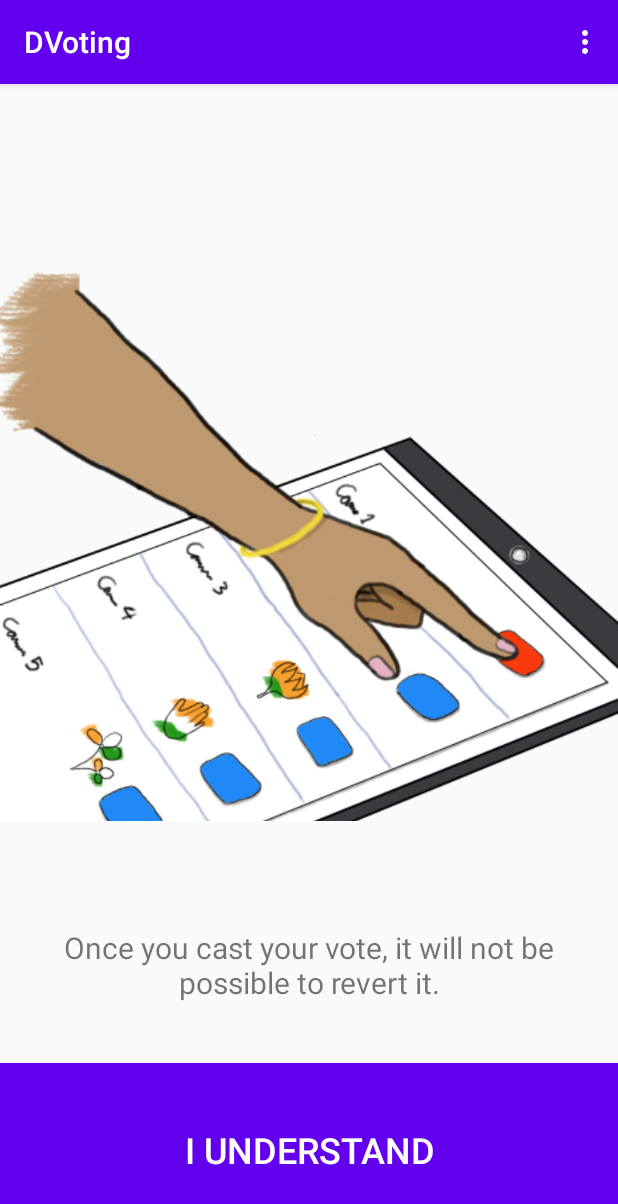
After one commit to arjunm8/democratized-evoting-system, an Android app: the TutFragment screen opened through its navigation route, on a phone screen of 412 x 824 dp. The commit adds this screen. Shown: the top 1204 px of the screen. Run offline under Robolectric (Android 15) with nearby library versions, the phone set to English and light mode, and no system bars; our stand-ins replace Volley.

Commit message:
closed loop on client app poc

```diff
--- a/client_app_prototype/app/src/main/AndroidManifest.xml
+++ b/client_app_prototype/app/src/main/AndroidManifest.xml
@@ -27,7 +27,7 @@
             <category android:name="android.intent.category.LAUNCHER" />
         </intent-filter>
         </activity>
-        <activity android:name=".image_uploader"
+        <activity android:name=".ImageUploader"
             android:theme="@style/AppTheme.NoActionBar"/>
         <activity
             android:name=".MainActivity"
--- a/client_app_prototype/app/src/main/java/com/technarcs/ccsms/dvoting/FirstFragment.java
+++ b/client_app_prototype/app/src/main/java/com/technarcs/ccsms/dvoting/FirstFragment.java
@@ -29,7 +29,6 @@ import androidx.cardview.widget.CardView;
 import androidx.fragment.app.Fragment;
 import androidx.navigation.fragment.NavHostFragment;
 
-import static android.content.Context.USER_SERVICE;
 import static com.technarcs.ccsms.dvoting.MainActivity.USER_ID;
 import static com.technarcs.ccsms.dvoting.MainActivity.USER_SERVICE_URL;
 import static com.technarcs.ccsms.dvoting.MainActivity.queue;
@@ -74,7 +73,7 @@ public class FirstFragment extends Fragment {
         view.findViewById(R.id.docverifycard).setOnClickListener(new View.OnClickListener() {
             @Override
             public void onClick(View view) {
-                Intent i = new Intent(getContext(),image_uploader.class);
+                Intent i = new Intent(getContext(), ImageUploader.class);
                 startActivity(i);
                 docv = true;
             }
@@ -84,7 +83,7 @@ public class FirstFragment extends Fragment {
         face.setOnClickListener(new View.OnClickListener() {
             @Override
             public void onClick(View view) {
-                Intent i = new Intent(getContext(),image_uploader.class);
+                Intent i = new Intent(getContext(), ImageUploader.class);
                 startActivity(i);
                 facev = true;
             }
@@ -138,12 +137,12 @@ public class FirstFragment extends Fragment {
                         try {
                             JSONObject obj = new JSONObject(response);
                             USER_ID = obj.getString("id");
-                            Toast.makeText(getActivity(), "User Created: "+obj.getString("id"), Toast.LENGTH_LONG).show();
+                            Toast.makeText(getActivity(), "User Created: "+obj.getString("id"), Toast.LENGTH_SHORT).show();
                         } catch (JSONException e) {
                             e.printStackTrace();
                         }finally {
                             NavHostFragment.findNavController(FirstFragment.this)
-                                    .navigate(R.id.action_FirstFragment_to_SecondFragment);
+                                    .navigate(R.id.action_FirstFragment_to_TutFragment);
                         }
 
                     }
--- a/client_app_prototype/app/src/main/java/com/technarcs/ccsms/dvoting/image_uploader.java
+++ b/client_app_prototype/app/src/main/java/com/technarcs/ccsms/dvoting/ImageUploader.java
@@ -36,7 +36,7 @@ import androidx.appcompat.app.AppCompatActivity;
 import static com.technarcs.ccsms.dvoting.MainActivity.MEDIA_SERVICE_URL;
 import static com.technarcs.ccsms.dvoting.MainActivity.queue;
 
-public class image_uploader extends AppCompatActivity {
+public class ImageUploader extends AppCompatActivity {
 
     private static final int REQUEST_CAPTURE_IMAGE = 100;
 
--- a/client_app_prototype/app/src/main/java/com/technarcs/ccsms/dvoting/SecondFragment.java
+++ b/client_app_prototype/app/src/main/java/com/technarcs/ccsms/dvoting/SecondFragment.java
@@ -105,6 +105,7 @@ public class SecondFragment extends Fragment {
                     candidate_names,
                     candidate_ids,
                     images,
+                    NavHostFragment.findNavController(SecondFragment.this),
                     getContext()
             );
             recyclerView.setAdapter(adapter);
--- /dev/null
+++ b/client_app_prototype/app/src/main/java/com/technarcs/ccsms/dvoting/TutFragment.java
@@ -0,0 +1,37 @@
+package com.technarcs.ccsms.dvoting;
+
+import android.os.Bundle;
+import android.view.LayoutInflater;
+import android.view.View;
+import android.view.ViewGroup;
+
+import androidx.annotation.NonNull;
+import androidx.fragment.app.Fragment;
+import androidx.navigation.fragment.NavHostFragment;
+import androidx.recyclerview.widget.RecyclerView;
+
+public class TutFragment extends Fragment {
+
+    private RecyclerView recyclerView;
+
+    @Override
+    public View onCreateView(
+            LayoutInflater inflater, ViewGroup container,
+            Bundle savedInstanceState
+    ) {
+        // Inflate the layout for this fragment
+        return inflater.inflate(R.layout.fragment_tut, container, false);
+    }
+
+    public void onViewCreated(@NonNull View view, Bundle savedInstanceState) {
+        super.onViewCreated(view, savedInstanceState);
+        view.findViewById(R.id.button_understood).setOnClickListener(new View.OnClickListener() {
+            @Override
+            public void onClick(View view) {
+                NavHostFragment.findNavController(TutFragment.this)
+                        .navigate(R.id.action_TutFragment_to_SecondFragment);
+            }
+        });
+    }
+
+}
--- a/client_app_prototype/app/src/main/java/com/technarcs/ccsms/dvoting/login.java
+++ b/client_app_prototype/app/src/main/java/com/technarcs/ccsms/dvoting/login.java
@@ -30,9 +30,7 @@ public class login extends AppCompatActivity {
         // [START auth_fui_create_intent]
         // Choose authentication providers
         List<AuthUI.IdpConfig> providers = Arrays.asList(
-                new AuthUI.IdpConfig.AnonymousBuilder().build(),
-                new AuthUI.IdpConfig.PhoneBuilder().build(),
-                new AuthUI.IdpConfig.GoogleBuilder().build());
+                new AuthUI.IdpConfig.PhoneBuilder().build());
 
         // Create and launch sign-in intent
         startActivityForResult(
--- a/client_app_prototype/app/src/main/res/layout/candidate_list_item.xml
+++ b/client_app_prototype/app/src/main/res/layout/candidate_list_item.xml
@@ -52,7 +52,7 @@
             android:layout_width="wrap_content"
             android:layout_height="match_parent"
             android:layout_marginEnd="4dp"
-            android:backgroundTint="@color/color_blue"
+            android:background="@color/color_blue"
             android:drawableRight="@drawable/ic_baseline_play_arrow_24"
             android:text="Vote"
             android:textColor="#fff"
--- /dev/null
+++ b/client_app_prototype/app/src/main/res/layout/fragment_tut.xml
@@ -0,0 +1,50 @@
+<?xml version="1.0" encoding="utf-8"?>
+<androidx.constraintlayout.widget.ConstraintLayout xmlns:android="http://schemas.android.com/apk/res/android"
+    xmlns:app="http://schemas.android.com/apk/res-auto"
+    xmlns:tools="http://schemas.android.com/tools"
+    android:layout_width="match_parent"
+    android:layout_height="match_parent"
+    tools:context=".ThirdFragment">
+
+
+
+    <ImageView
+        android:layout_width="match_parent"
+        android:layout_height="0dp"
+        app:layout_constraintStart_toStartOf="parent"
+        app:layout_constraintTop_toTopOf="parent"
+        app:layout_constraintBottom_toTopOf="@id/confimation"
+        android:layout_gravity="center"
+        android:scaleType="fitCenter"
+        android:src="@drawable/ballot_voting"
+         />
+
+
+    <TextView
+        android:id="@+id/confimation"
+        android:layout_width="wrap_content"
+        android:layout_height="wrap_content"
+        android:textSize="20dp"
+        android:textAlignment="center"
+        android:text="Once you cast your vote, it will not be possible to revert it."
+        android:paddingHorizontal="20dp"
+        android:layout_marginBottom="40dp"
+        app:layout_constraintStart_toStartOf="parent"
+        app:layout_constraintEnd_toEndOf="parent"
+        app:layout_constraintBottom_toTopOf="@id/button_understood"/>
+
+    <Button
+        android:id="@+id/button_understood"
+        android:layout_height="0dp"
+        app:layout_constraintHeight_percent="0.15"
+        android:layout_width="match_parent"
+        android:background="@color/colorPrimary"
+        android:text="I Understand"
+        android:textSize="24sp"
+        android:clickable="false"
+        android:textColor="@color/colorWhite"
+        app:layout_constraintBottom_toBottomOf="parent"
+        app:layout_constraintEnd_toEndOf="parent"
+        app:layout_constraintStart_toStartOf="parent" />
+
+</androidx.constraintlayout.widget.ConstraintLayout>
--- a/client_app_prototype/app/src/main/res/navigation/nav_graph.xml
+++ b/client_app_prototype/app/src/main/res/navigation/nav_graph.xml
@@ -12,7 +12,16 @@
         tools:layout="@layout/fragment_first">
 
         <action
-            android:id="@+id/action_FirstFragment_to_SecondFragment"
+            android:id="@+id/action_FirstFragment_to_TutFragment"
+            app:destination="@id/TutFragment" />
+    </fragment>
+    <fragment
+        android:id="@+id/TutFragment"
+        android:name="com.technarcs.ccsms.dvoting.TutFragment"
+        tools:layout="@layout/fragment_tut">
+
+        <action
+            android:id="@+id/action_TutFragment_to_SecondFragment"
             app:destination="@id/SecondFragment" />
     </fragment>
     <fragment
@@ -22,7 +31,13 @@
         tools:layout="@layout/fragment_second">
 
         <action
-            android:id="@+id/action_SecondFragment_to_FirstFragment"
-            app:destination="@id/FirstFragment" />
+            android:id="@+id/action_SecondFragment_to_ThirdFragment"
+            app:destination="@id/ThirdFragment" />
+    </fragment>
+
+    <fragment
+        android:id="@+id/ThirdFragment"
+        android:name="com.technarcs.ccsms.dvoting.ThirdFragment"
+        tools:layout="@layout/fragment_third">
     </fragment>
 </navigation>
```
Also changed, not shown: client_app_prototype/app/src/main/java/com/technarcs/ccsms/dvoting/RecyclerViewAdapter.java (+21 -11 lines), client_app_prototype/app/src/main/java/com/technarcs/ccsms/dvoting/ThirdFragment.java (added, +51 -0 lines), client_app_prototype/app/src/main/res/layout/fragment_third.xml (added, +52 -0 lines), client_app_prototype/app/src/main/res/drawable/ballot_voting.png (added).
